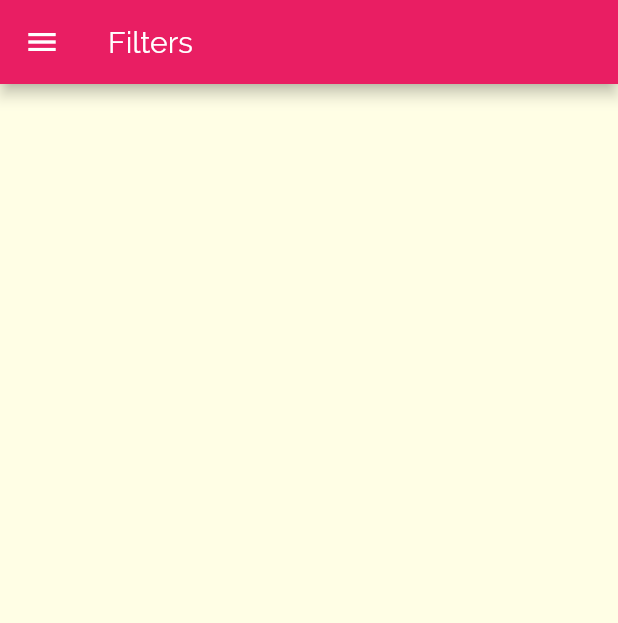
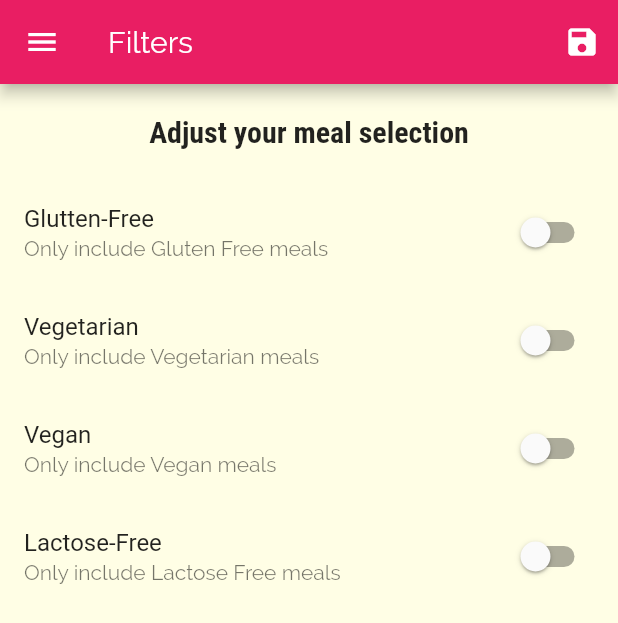
Before and after one commit to aliparchekan/flutter-meals-app, a Flutter app: the SettingsScreen screen opened by its route, on a phone screen of 412 x 824 dp. Shown: the top 623 px of the screen. Run offline on Flutter 3.47's test engine with Material 2 defaults, Android fonts, the phone set to English and light mode, and no system bars.

Commit message:
add settings and filtering featues through drawer

```diff
--- a/lib/main.dart
+++ b/lib/main.dart
@@ -1,16 +1,55 @@
 import 'package:flutter/material.dart';
+
+import './dummy_data.dart';
+
 import './screens/settings_screen.dart';
 import './screens/tabs-screen.dart';
-
 import 'screens/category_meals_screen.dart';
 import 'screens/meal_detail_screen.dart';
 import 'screens/categories_screen.dart';
+
+import 'models/meal.dart';
 
 void main() {
   runApp(MyApp());
 }
 
-class MyApp extends StatelessWidget {
+class MyApp extends StatefulWidget {
+  @override
+  _MyAppState createState() => _MyAppState();
+}
+
+class _MyAppState extends State<MyApp> {
+  Map<String, bool> _filters = {
+    'gluten': false,
+    'vegan': false,
+    'lactose': false,
+    'vegetarian': false,
+  };
+
+  List<Meal> _availableMeals = DUMMY_MEALS;
+
+  void _setFilters(Map<String, bool> filterData) {
+    setState(() {
+      _filters = filterData;
+      _availableMeals = DUMMY_MEALS.where((element) {
+        if (_filters['gluten'] && !element.isGlutenFree) {
+          return false;
+        }
+        if (_filters['vegan'] && !element.isVegan) {
+          return false;
+        }
+        if (_filters['lactose'] && !element.isLactoseFree) {
+          return false;
+        }
+        if (_filters['vegetarian'] && !element.isVegetarian) {
+          return false;
+        }
+        return true;
+      }).toList();
+    });
+  }
+
   @override
   Widget build(BuildContext context) {
     return MaterialApp(
@@ -37,9 +76,11 @@ class MyApp extends StatelessWidget {
       //home: CategoriesScreen(),
       routes: {
         '/': (_) => TabsScreen(),
-        CategoryMealsScreen.routeName: (ctx) => CategoryMealsScreen(),
+        CategoryMealsScreen.routeName: (ctx) =>
+            CategoryMealsScreen(_availableMeals),
         MealDetailScreen.routeName: (ctx) => MealDetailScreen(),
-        SettingsScreen.routeName: (ctx) => SettingsScreen(),
+        SettingsScreen.routeName: (ctx) =>
+            SettingsScreen(_filters, _setFilters),
       },
       onUnknownRoute: (settings) {
         return MaterialPageRoute(builder: (ctx) => CategoriesScreen());
--- a/lib/screens/meal_detail_screen.dart
+++ b/lib/screens/meal_detail_screen.dart
@@ -101,6 +101,12 @@ class MealDetailScreen extends StatelessWidget {
             ],
           ),
         ),
+        floatingActionButton: FloatingActionButton(
+          child: Icon(Icons.delete),
+          onPressed: () {
+            Navigator.of(context).pop(id);
+          },
+        ),
       ),
     );
   }
--- a/lib/screens/settings_screen.dart
+++ b/lib/screens/settings_screen.dart
@@ -1,14 +1,128 @@
 import 'package:flutter/material.dart';
 import '../widgets/main_drawer.dart';
 
-class SettingsScreen extends StatelessWidget {
+class SettingsScreen extends StatefulWidget {
   static const routeName = '/settings';
+  final Function setFilters;
+  final Map<String, bool> currentFilters;
+  SettingsScreen(this.currentFilters, this.setFilters);
+
+  @override
+  _SettingsScreenState createState() => _SettingsScreenState();
+}
+
+class _SettingsScreenState extends State<SettingsScreen> {
+  var _glutenFree = false;
+  var _vegetarian = false;
+  var _vegan = false;
+  var _lactoseFree = false;
+
+  @override
+  initState() {
+    super.initState();
+    _glutenFree = widget.currentFilters['gluten'];
+    _vegetarian = widget.currentFilters['vegetarian'];
+    _vegan = widget.currentFilters['vegan'];
+    _lactoseFree = widget.currentFilters['lactose'];
+  }
+
+  Widget _buildSwitchTiles(
+      String title, String subtitle, bool variable, Function updateVal) {
+    return SwitchListTile(
+      value: variable,
+      onChanged: updateVal,
+      title: Text(title),
+      subtitle: Text(subtitle),
+    );
+  }
+
   @override
   Widget build(BuildContext context) {
     return Scaffold(
       drawer: MainDrawer(),
       appBar: AppBar(
         title: Text('Filters'),
+        actions: [
+          IconButton(
+            icon: Icon(Icons.save),
+            onPressed: () {
+              widget.setFilters(
+                {
+                  'gluten': _glutenFree,
+                  'vegan': _vegan,
+                  'lactose': _lactoseFree,
+                  'vegetarian': _vegetarian,
+                },
+              );
+              Navigator.of(context).pushReplacementNamed('/');
+            },
+          ),
+        ],
+      ),
+      body: Column(
+        children: [
+          Container(
+            padding: EdgeInsets.all(20),
+            child: Text(
+              'Adjust your meal selection',
+              style: Theme.of(context).textTheme.headline6,
+            ),
+          ),
+          Expanded(
+            child: ListView(
+              children: [
+                _buildSwitchTiles(
+                  "Glutten-Free",
+                  "Only include Gluten Free meals",
+                  _glutenFree,
+                  (val) {
+                    setState(
+                      () {
+                        _glutenFree = val;
+                      },
+                    );
+                  },
+                ),
+                _buildSwitchTiles(
+                  "Vegetarian",
+                  "Only include Vegetarian meals",
+                  _vegetarian,
+                  (val) {
+                    setState(
+                      () {
+                        _vegetarian = val;
+                      },
+                    );
+                  },
+                ),
+                _buildSwitchTiles(
+                  "Vegan",
+                  "Only include Vegan meals",
+                  _vegan,
+                  (val) {
+                    setState(
+                      () {
+                        _vegan = val;
+                      },
+                    );
+                  },
+                ),
+                _buildSwitchTiles(
+                  "Lactose-Free",
+                  "Only include Lactose Free meals",
+                  _lactoseFree,
+                  (val) {
+                    setState(
+                      () {
+                        _lactoseFree = val;
+                      },
+                    );
+                  },
+                ),
+              ],
+            ),
+          )
+        ],
       ),
     );
   }
```
Also changed, not shown: lib/screens/category_meals_screen.dart (+41 -17 lines), lib/widgets/meal_item.dart (+6 -2 lines).
